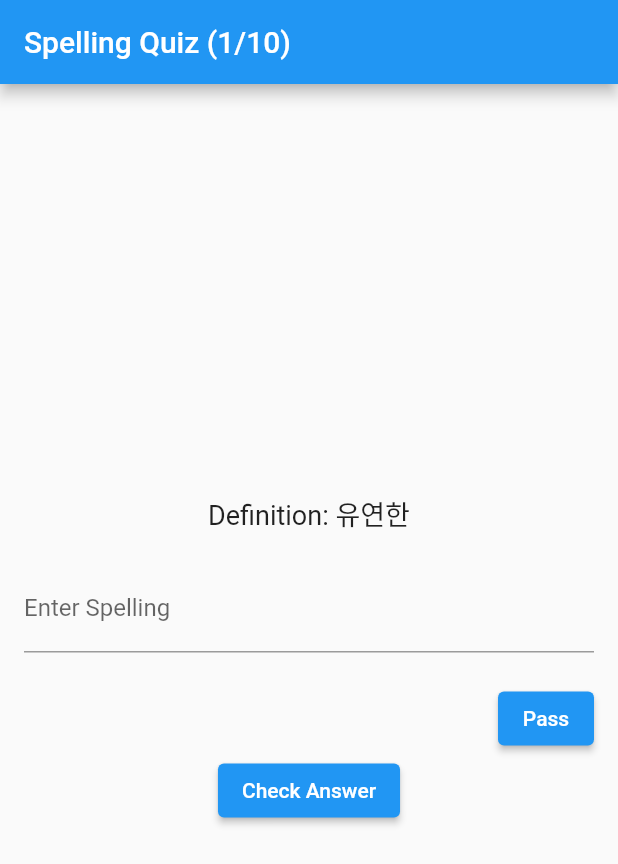
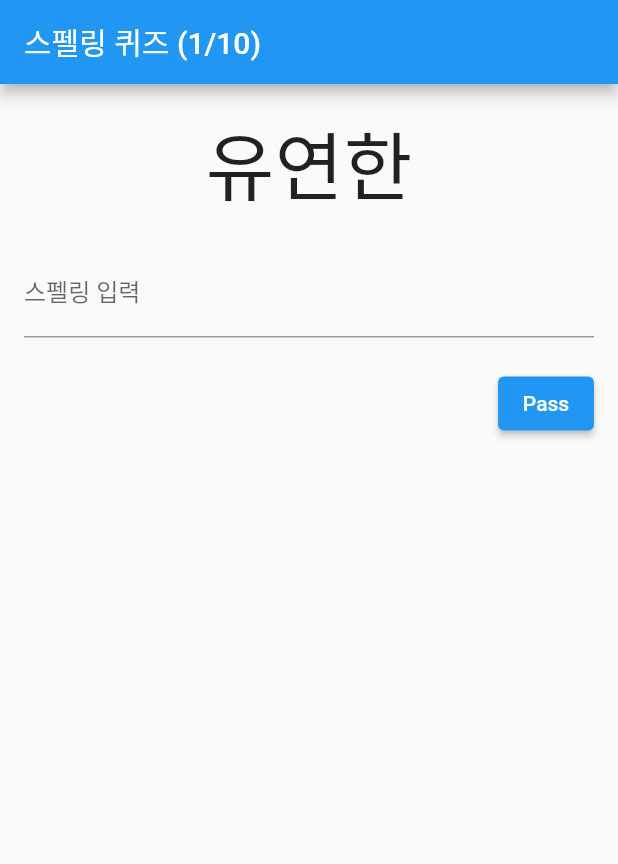
Before and after one commit to Jeong-baechoo/voca_app, a Flutter app: the SpellingQuizScreen screen opened directly, on a phone screen of 412 x 824 dp. Shown: the top 864 px of the screen. Run offline on Flutter 3.47's test engine with Material 2 defaults, Android fonts, the light colour scheme and no system bars; our stand-ins replace flip_card.

Commit message:
SpellingQuizScreenState 수정

```diff
--- a/voca_app/lib/spellingQuiz.dart
+++ b/voca_app/lib/spellingQuiz.dart
@@ -25,6 +25,7 @@ class _SpellingQuizScreenState extends State<SpellingQuizScreen> {
   bool? isCorrect; // 사용자의 답변이 정확한지 추적하는 변수
   int score = 0; // 사용자의 점수
   List<Map<String, String>> quizQuestions = []; // 퀴즈 질문과 답변을 저장하는 리스트
+  FocusNode answerFocusNode = FocusNode();
 
   @override
   void initState() {
@@ -42,15 +43,14 @@ class _SpellingQuizScreenState extends State<SpellingQuizScreen> {
   // 사용자의 답변을 정답과 비교
   void checkAnswer() {
     String userAnswer = answerController.text.toLowerCase().trim();
-    String correctAnswer =
-        quizQuestions[currentIndex]['word']!.toLowerCase().trim();
+    String correctAnswer = quizQuestions[currentIndex]['word']!.toLowerCase().trim();
 
     setState(() {
       isCorrect = userAnswer == correctAnswer; // 비교에 기반하여 isCorrect 설정
       if (isCorrect!) score++; // 답이 정확하면 점수 증가
     });
 
-    Future.delayed(const Duration(seconds: 2), nextQuestion);
+    Future.delayed(const Duration(seconds: 5), nextQuestion);
   }
 
   void nextQuestion() {
@@ -59,6 +59,7 @@ class _SpellingQuizScreenState extends State<SpellingQuizScreen> {
         currentIndex++; // 다음 질문으로 이동
         answerController.clear(); // 답변 입력 필드 지우기
         isCorrect = null;
+        answerFocusNode.requestFocus();
       } else {
         showScore(); // 모든 질문에 답한 경우 최종 점수 표시
       }
@@ -70,15 +71,15 @@ class _SpellingQuizScreenState extends State<SpellingQuizScreen> {
       context: context,
       builder: (BuildContext context) {
         return AlertDialog(
-          title: const Text('Quiz Completed'),
-          content: Text('Your Score: $score / 10'),
+          title: const Text('퀴즈 완료'),
+          content: Text('점수: $score / 10'),
           actions: <Widget>[
             TextButton(
               onPressed: () {
                 Navigator.of(context).pop();
                 resetQuiz(); // 새 라운드를 위해 퀴즈 재설정
               },
-              child: const Text('Play Again'),
+              child: const Text('다시 진행'),
             ),
           ],
         );
@@ -100,52 +101,66 @@ class _SpellingQuizScreenState extends State<SpellingQuizScreen> {
   Widget build(BuildContext context) {
     return Scaffold(
       appBar: AppBar(
-        title:
-            Text('Spelling Quiz (${currentIndex + 1}/${quizQuestions.length})'),
+        title: Text(
+          '스펠링 퀴즈 (${currentIndex + 1}/${quizQuestions.length})'),
       ),
-      body: Padding(
+      body: SingleChildScrollView(
+        child: Padding(
           padding: const EdgeInsets.all(16.0),
           child: Column(
             mainAxisAlignment: MainAxisAlignment.center,
             crossAxisAlignment: CrossAxisAlignment.center,
             children: [
               Text(
-              'Definition: ${quizQuestions[currentIndex]['definition']}',
-              style: const TextStyle(fontSize: 18.0),
+                '${quizQuestions[currentIndex]['definition']}',
+                style: const TextStyle(fontSize: 50.0),
               ),
               const SizedBox(height: 20.0),
               TextField(
+                focusNode: answerFocusNode,
                 controller: answerController,
                 decoration: const InputDecoration(
-                labelText: 'Enter Spelling',
+                  labelText: '스펠링 입력',
                 ),
+                onEditingComplete: () {
+                  checkAnswer();
+                  answerFocusNode.unfocus();
+                },
               ),
               const SizedBox(height: 20.0),
               if (isCorrect != null)
                 Column(
                   children: [
-                  Text(isCorrect! ? 'Correct!' : 'Incorrect!'),
+                    Text(
+                      isCorrect! ? '정답' : '오답',
+                      style: TextStyle(
+                        fontSize: 60.0,
+                        fontWeight: FontWeight.bold,
+                        color: isCorrect! ? Colors.green : Colors.red,
+                      ),
+                    ),
                     const SizedBox(height: 10.0),
-                  Text('Word: ${quizQuestions[currentIndex]['word']}'),
+                    Text(
+                      '${quizQuestions[currentIndex]['word']}',
+                      style: const TextStyle(
+                        fontSize: 60.0,
+                        color: Colors.blue,
+                      ),
+                    ),
                   ],
                 ),
-            Align(
+                Visibility(
+                  visible: isCorrect == null,
+                  child: Align(
                     alignment: Alignment.topRight,
                     child: ElevatedButton(
                       onPressed: passQuestion,
                       child: const Text('Pass'),
                     ),
-            ),
-            Row(
-              mainAxisAlignment: MainAxisAlignment.center,
-              children: [
-                ElevatedButton(
-                  onPressed: checkAnswer,
-                  child: const Text('Check Answer'),
+                  )
                 ),
             ],
           ),
-          ],
         ),
       ),
     );
```
Lines whose indentation alone changed are shown as unchanged.
